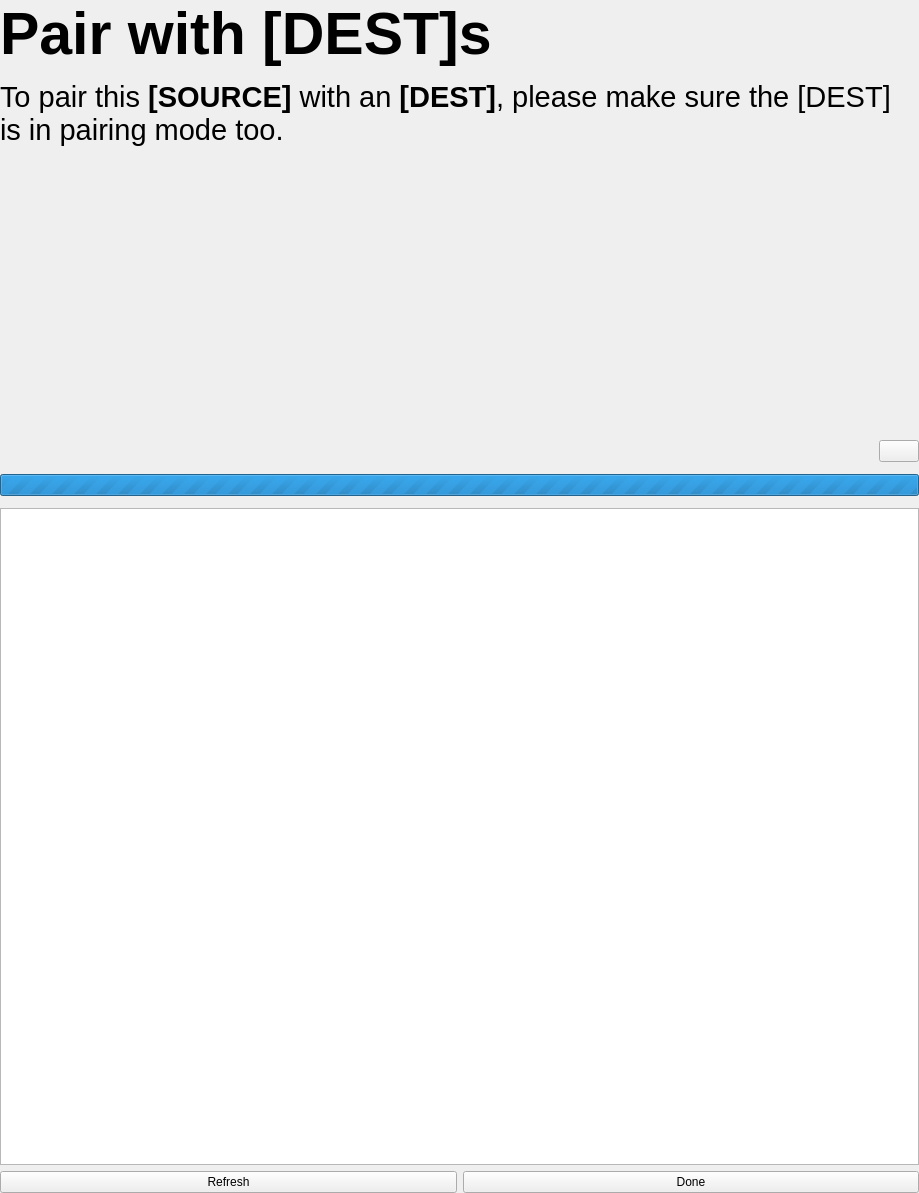
Before: the Qt Designer form src/libs/libpair/pairing/PairingActivity.ui in mrdeveloperdude/OctoMY, drawn with Qt 5.
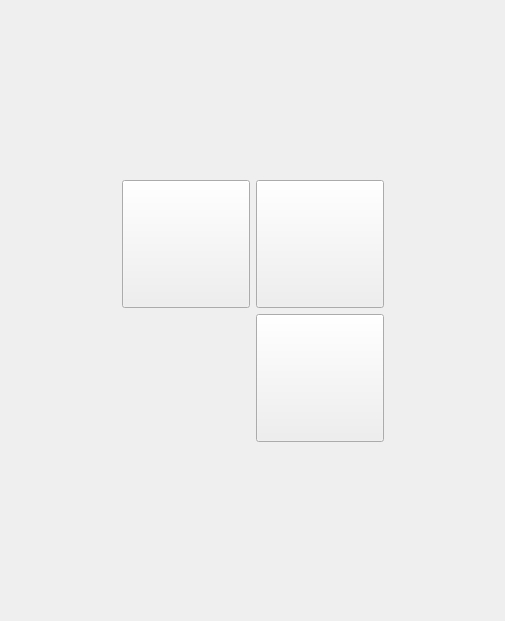
After: the same form once the commit is applied. Icons and pictures are not drawn. Custom widgets are drawn as their Qt base class.

```diff
--- a/src/libs/libpair/pairing/PairingActivity.ui
+++ b/src/libs/libpair/pairing/PairingActivity.ui
@@ -6,20 +6,14 @@
    <rect>
     <x>0</x>
     <y>0</y>
-    <width>919</width>
-    <height>1193</height>
+    <width>505</width>
+    <height>621</height>
    </rect>
   </property>
-  <property name="sizePolicy">
-   <sizepolicy hsizetype="Minimum" vsizetype="Minimum">
-    <horstretch>0</horstretch>
-    <verstretch>0</verstretch>
-   </sizepolicy>
-  </property>
   <property name="windowTitle">
    <string>PairingActivity</string>
   </property>
-  <layout class="QVBoxLayout" name="verticalLayout">
+  <layout class="QGridLayout" name="gridLayout_2">
    <property name="leftMargin">
     <number>0</number>
    </property>
@@ -32,57 +26,42 @@
    <property name="bottomMargin">
     <number>0</number>
    </property>
-   <item>
-    <widget class="QLabel" name="labelBodyPair">
-     <property name="sizePolicy">
-      <sizepolicy hsizetype="Minimum" vsizetype="Minimum">
-       <horstretch>0</horstretch>
-       <verstretch>0</verstretch>
-      </sizepolicy>
+   <item row="0" column="1">
+    <spacer name="verticalSpacer_2">
+     <property name="orientation">
+      <enum>Qt::Orientation::Vertical</enum>
      </property>
-     <property name="font">
-      <font>
-       <pointsize>22</pointsize>
-      </font>
+     <property name="sizeHint" stdset="0">
+      <size>
+       <width>20</width>
+       <height>103</height>
+      </size>
      </property>
-     <property name="text">
-      <string>&lt;html&gt;&lt;head/&gt;&lt;body&gt;&lt;p&gt;&lt;span style=&quot; font-size:xx-large; font-weight:600;&quot;&gt;Pair with [DEST]s&lt;/span&gt;&lt;/p&gt;&lt;p&gt;To pair this &lt;span style=&quot; font-weight:600;&quot;&gt;[SOURCE]&lt;/span&gt; with an &lt;span style=&quot; font-weight:600;&quot;&gt;[DEST]&lt;/span&gt;, please make sure the [DEST] is in pairing mode too.&lt;/p&gt;&lt;/body&gt;&lt;/html&gt;</string>
+    </spacer>
+   </item>
+   <item row="1" column="0">
+    <spacer name="horizontalSpacer">
+     <property name="orientation">
+      <enum>Qt::Orientation::Horizontal</enum>
      </property>
-     <property name="textFormat">
-      <enum>Qt::TextFormat::RichText</enum>
+     <property name="sizeHint" stdset="0">
+      <size>
+       <width>112</width>
+       <height>20</height>
+      </size>
      </property>
-     <property name="wordWrap">
-      <bool>true</bool>
-     </property>
-    </widget>
+    </spacer>
    </item>
-   <item>
-    <widget class="PortableIDWidget" name="widgetMyCertificate" native="true">
-     <property name="sizePolicy">
-      <sizepolicy hsizetype="Minimum" vsizetype="Minimum">
-       <horstretch>0</horstretch>
-       <verstretch>30</verstretch>
-      </sizepolicy>
-     </property>
-    </widget>
-   </item>
-   <item>
-    <layout class="QHBoxLayout" name="horizontalLayout_4">
-     <item>
-      <spacer name="horizontalSpacer_3">
-       <property name="orientation">
-        <enum>Qt::Orientation::Horizontal</enum>
-       </property>
-       <property name="sizeHint" stdset="0">
+   <item row="1" column="1">
+    <layout class="QGridLayout" name="gridLayout">
+     <item row="0" column="0">
+      <widget class="QPushButton" name="pushButtonNetworkPairing">
+       <property name="minimumSize">
         <size>
-         <width>40</width>
-         <height>20</height>
+         <width>128</width>
+         <height>128</height>
         </size>
        </property>
-      </spacer>
-     </item>
-     <item>
-      <widget class="QPushButton" name="pushButtonCameraPair">
        <property name="toolTip">
         <string>Use this to pair manually using camera/QR-code</string>
        </property>
@@ -93,120 +72,105 @@
         <iconset resource="../../libres/resources/icons.qrc">
          <normaloff>:/icons/qrcode.svg</normaloff>:/icons/qrcode.svg</iconset>
        </property>
+       <property name="iconSize">
+        <size>
+         <width>96</width>
+         <height>96</height>
+        </size>
+       </property>
+       <property name="flat">
+        <bool>false</bool>
+       </property>
       </widget>
      </item>
-    </layout>
-   </item>
-   <item>
-    <widget class="NetworkSettingsWidget" name="widgetNetworkSettings" native="true">
-     <property name="sizePolicy">
-      <sizepolicy hsizetype="Minimum" vsizetype="Minimum">
-       <horstretch>0</horstretch>
-       <verstretch>0</verstretch>
-      </sizepolicy>
-     </property>
-    </widget>
-   </item>
-   <item>
-    <widget class="QProgressBar" name="progressBarSearching">
-     <property name="maximum">
-      <number>0</number>
-     </property>
-     <property name="value">
-      <number>0</number>
-     </property>
-    </widget>
-   </item>
-   <item>
-    <widget class="PairingListWidget" name="widgetPairingList" native="true">
-     <property name="sizePolicy">
-      <sizepolicy hsizetype="Expanding" vsizetype="Expanding">
-       <horstretch>0</horstretch>
-       <verstretch>0</verstretch>
-      </sizepolicy>
-     </property>
-    </widget>
-   </item>
-   <item>
-    <widget class="QListView" name="listViewNodes">
-     <property name="sizePolicy">
-      <sizepolicy hsizetype="Expanding" vsizetype="Expanding">
-       <horstretch>0</horstretch>
-       <verstretch>70</verstretch>
-      </sizepolicy>
-     </property>
-     <property name="horizontalScrollBarPolicy">
-      <enum>Qt::ScrollBarPolicy::ScrollBarAlwaysOff</enum>
-     </property>
-     <property name="editTriggers">
-      <set>QAbstractItemView::EditTrigger::NoEditTriggers</set>
-     </property>
-     <property name="showDropIndicator" stdset="0">
-      <bool>false</bool>
-     </property>
-     <property name="dragDropMode">
-      <enum>QAbstractItemView::DragDropMode::DragOnly</enum>
-     </property>
-     <property name="alternatingRowColors">
-      <bool>true</bool>
-     </property>
-     <property name="selectionBehavior">
-      <enum>QAbstractItemView::SelectionBehavior::SelectRows</enum>
-     </property>
-     <property name="textElideMode">
-      <enum>Qt::TextElideMode::ElideMiddle</enum>
-     </property>
-     <property name="movement">
-      <enum>QListView::Movement::Snap</enum>
-     </property>
-    </widget>
-   </item>
-   <item>
-    <layout class="QHBoxLayout" name="horizontalLayout">
-     <item>
-      <widget class="QPushButton" name="pushButtonRefresh">
+     <item row="0" column="1">
+      <widget class="QPushButton" name="pushButtonCameraPairing">
+       <property name="minimumSize">
+        <size>
+         <width>128</width>
+         <height>128</height>
+        </size>
+       </property>
+       <property name="toolTip">
+        <string>Pair this Agent with other nodes using camera</string>
+       </property>
        <property name="text">
-        <string>Refresh</string>
+        <string/>
        </property>
+       <property name="icon">
+        <iconset resource="../../libres/resources/icons.qrc">
+         <normaloff>:/icons/snap.svg</normaloff>:/icons/snap.svg</iconset>
+       </property>
+       <property name="iconSize">
+        <size>
+         <width>96</width>
+         <height>96</height>
+        </size>
+       </property>
+       <property name="flat">
+        <bool>false</bool>
+       </property>
       </widget>
      </item>
-     <item>
+     <item row="1" column="1">
       <widget class="QPushButton" name="pushButtonDone">
-       <property name="sizePolicy">
-        <sizepolicy hsizetype="Minimum" vsizetype="Minimum">
-         <horstretch>0</horstretch>
-         <verstretch>0</verstretch>
-        </sizepolicy>
+       <property name="minimumSize">
+        <size>
+         <width>128</width>
+         <height>128</height>
+        </size>
        </property>
-       <property name="text">
+       <property name="toolTip">
         <string>Done</string>
        </property>
+       <property name="text">
+        <string/>
+       </property>
+       <property name="icon">
+        <iconset resource="../../libres/resources/icons.qrc">
+         <normaloff>:/icons/yes.svg</normaloff>:/icons/yes.svg</iconset>
+       </property>
+       <property name="iconSize">
+        <size>
+         <width>96</width>
+         <height>96</height>
+        </size>
+       </property>
+       <property name="flat">
+        <bool>false</bool>
+       </property>
       </widget>
      </item>
     </layout>
    </item>
+   <item row="1" column="2">
+    <spacer name="horizontalSpacer_2">
+     <property name="orientation">
+      <enum>Qt::Orientation::Horizontal</enum>
+     </property>
+     <property name="sizeHint" stdset="0">
+      <size>
+       <width>111</width>
+       <height>20</height>
+      </size>
+     </property>
+    </spacer>
+   </item>
+   <item row="2" column="1">
+    <spacer name="verticalSpacer">
+     <property name="orientation">
+      <enum>Qt::Orientation::Vertical</enum>
+     </property>
+     <property name="sizeHint" stdset="0">
+      <size>
+       <width>20</width>
+       <height>102</height>
+      </size>
+     </property>
+    </spacer>
+   </item>
   </layout>
  </widget>
- <customwidgets>
-  <customwidget>
-   <class>PortableIDWidget</class>
-   <extends>QWidget</extends>
-   <header location="global">node/PortableIDWidget.hpp</header>
-   <container>1</container>
-  </customwidget>
-  <customwidget>
-   <class>NetworkSettingsWidget</class>
-   <extends>QWidget</extends>
-   <header location="global">node/NetworkSettingsWidget.hpp</header>
-   <container>1</container>
-  </customwidget>
-  <customwidget>
-   <class>PairingListWidget</class>
-   <extends>QWidget</extends>
-   <header location="global">pairing/PairingListWidget.hpp</header>
-   <container>1</container>
-  </customwidget>
- </customwidgets>
  <resources>
   <include location="../../libres/resources/icons.qrc"/>
  </resources>
```
Left out of the diff: 48 changed lines with no effect on the pictures.
